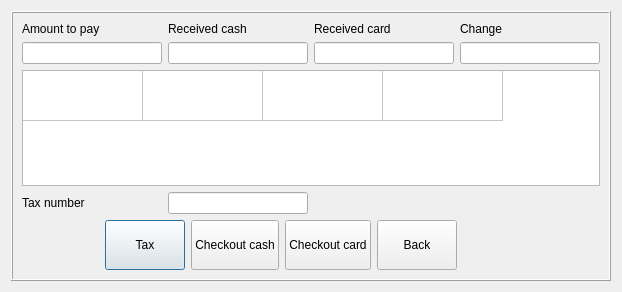
Qt form Smart/payment.ui (End1-1/Cafe5) before a commit.
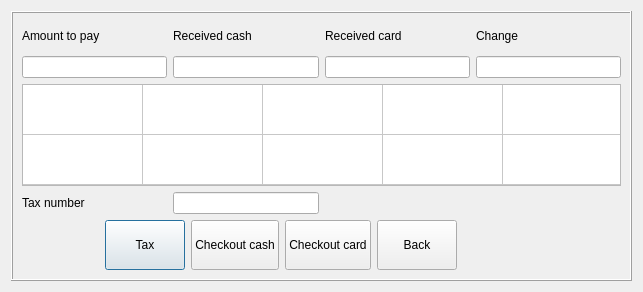
The same form after that commit. Custom widgets are drawn as their Qt base class.

```diff
--- a/Smart/payment.ui
+++ b/Smart/payment.ui
@@ -6,7 +6,7 @@
    <rect>
     <x>0</x>
     <y>0</y>
-    <width>622</width>
+    <width>643</width>
     <height>292</height>
    </rect>
   </property>
@@ -237,10 +237,19 @@
        </widget>
       </item>
       <item row="2" column="0" colspan="4">
-       <widget class="QTableWidget" name="tableWidget">
+       <widget class="QTableWidget" name="tblChange">
+        <property name="maximumSize">
+         <size>
+          <width>16777215</width>
+          <height>102</height>
+         </size>
+        </property>
         <property name="focusPolicy">
          <enum>Qt::ClickFocus</enum>
         </property>
+        <property name="styleSheet">
+         <string notr="true">border:0xp;</string>
+        </property>
         <property name="verticalScrollBarPolicy">
          <enum>Qt::ScrollBarAlwaysOff</enum>
         </property>
@@ -263,7 +272,7 @@
          <bool>false</bool>
         </attribute>
         <attribute name="verticalHeaderDefaultSectionSize">
-         <number>28</number>
+         <number>50</number>
         </attribute>
         <attribute name="verticalHeaderMinimumSectionSize">
          <number>50</number>
@@ -273,6 +282,16 @@
           <string>New Row</string>
          </property>
         </row>
+        <row>
+         <property name="text">
+          <string>New Row</string>
+         </property>
+        </row>
+        <column>
+         <property name="text">
+          <string>New Column</string>
+         </property>
+        </column>
         <column>
          <property name="text">
           <string>New Column</string>
```
